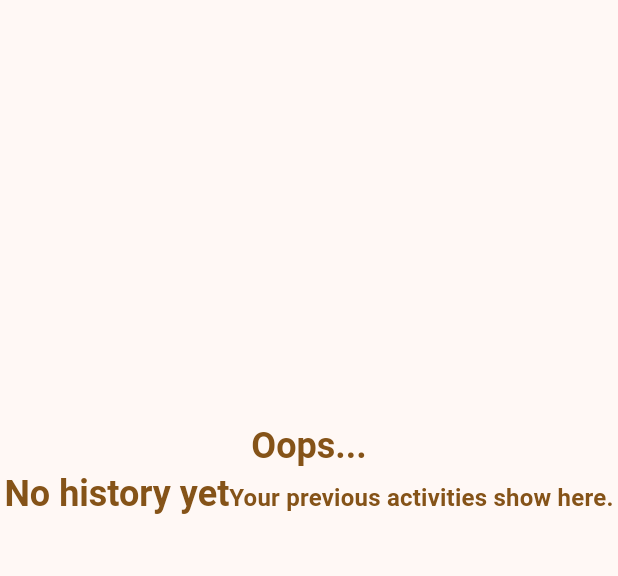
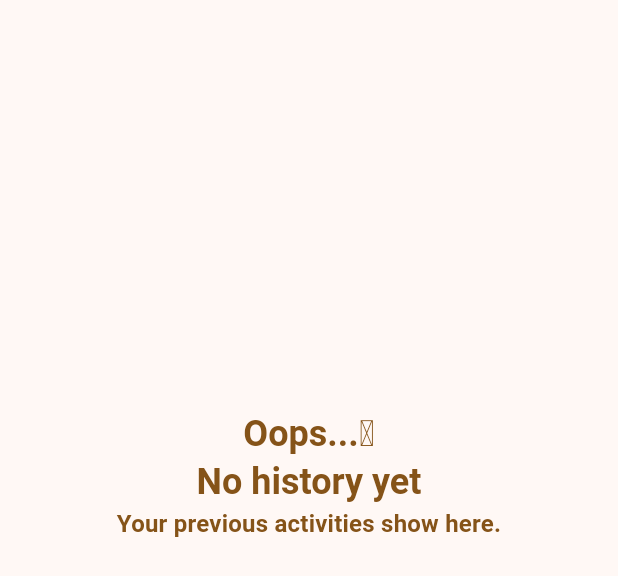
Before and after one commit to samuelantwi103/progress_meter, a Flutter app: the EmptyHistoryScreen widget shown alone on an empty page, opened directly, on a phone screen of 412 x 824 dp. Shown: the top 576 px of the screen. Run offline on Flutter 3.47's test engine with Material 3 defaults, Android fonts, the phone set to English and light mode, and no system bars; our stand-ins replace animated_splash_screen, cloud_firestore, firebase_core, lottie, video_player; accounts and stored records are empty.

```diff
--- a/progress_meter/lib/components/card.dart
+++ b/progress_meter/lib/components/card.dart
@@ -660,12 +660,13 @@ Widget adminTaskIndicator(
         final selfTasks = SelfTasks();
         if(await fetchdata(context, employee['uniquecode'], employee['pin'].toString())){
 
-            Navigator.pop(context);
-            Navigator.push( context, createSlideScaleTransition(HomePage()));
+            Navigator.push( context, logoutTransition(HomePage()));
+            generalLoading(context);
             await fetchAssignedTasks(assigned, employee['uniquecode'], pin: employee['pin'].toString());
             await fetchSelfTasks(selfTasks, employee['uniquecode'], pin: employee['pin'].toString());
             assPro.setCurrentAssignedTasks(assigned);
             selfPro.setCurrentSelfTaks(selfTasks);
+            Navigator.pop(context);
         }
 
         //Navigator.push(context, logoutTransition(HomePage()));
--- a/progress_meter/lib/components/empty_screen.dart
+++ b/progress_meter/lib/components/empty_screen.dart
@@ -248,8 +248,8 @@ class EmptyHistoryScreen extends StatelessWidget {
                     fontWeight: FontWeight.bold,
                   ),
               children: [
-                TextSpan(text: "Oops...\n"),
-                TextSpan(text: "No history yet"),
+                TextSpan(text: "Oops...🥲\n"),
+                TextSpan(text: "No history yet\n"),
                 TextSpan(
                     text: "Your previous activities show here.\n",
                     style: Theme.of(context).textTheme.titleMedium!.copyWith(
```
Also changed, not shown: progress_meter/lib/pages/admin/employee.dart (+12 -54 lines).
